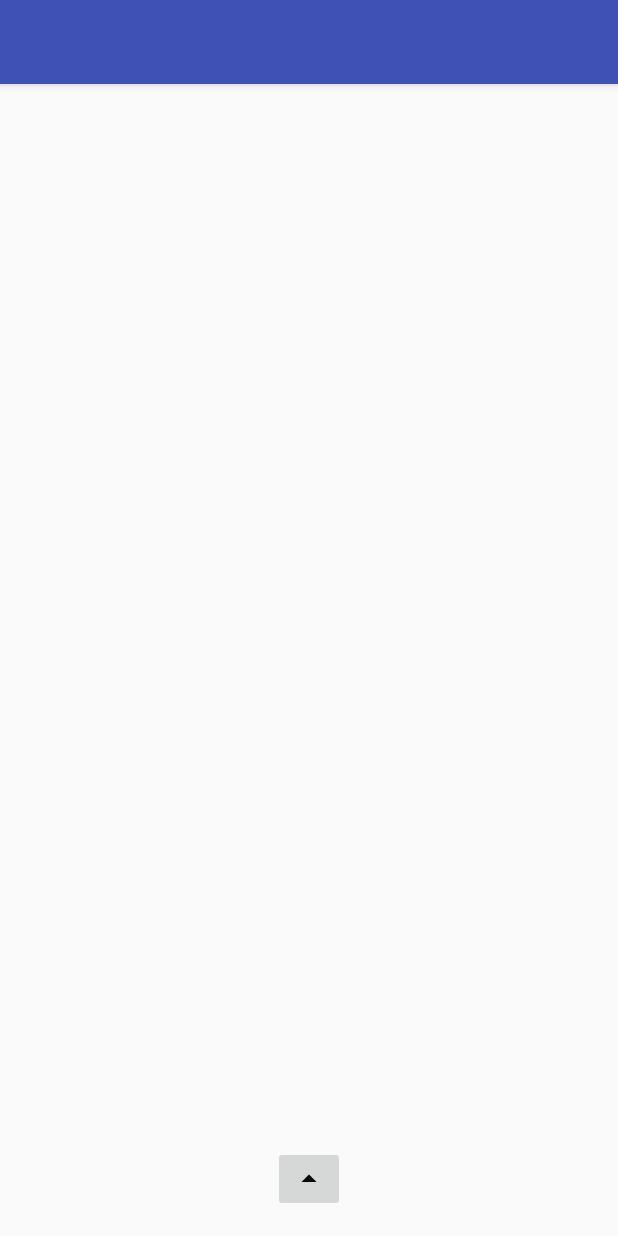
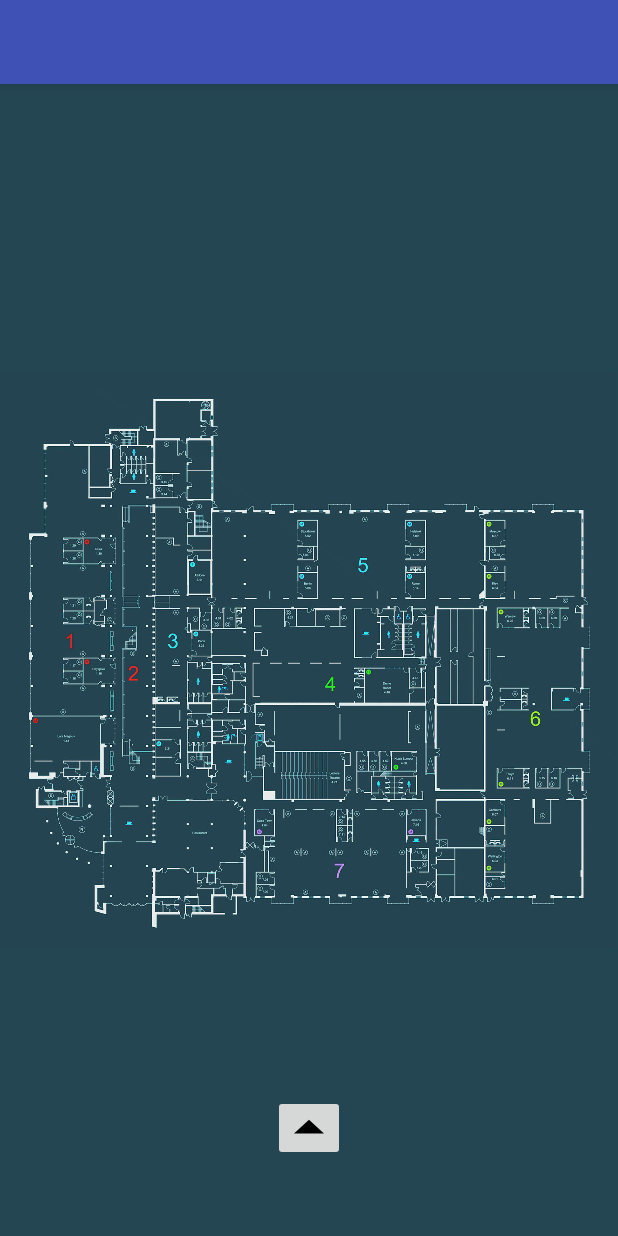
Before and after one commit to 98jmilton/Ericsson_internal_map, an Android app: the layout app_bar_ground_floor_functions.xml on its own in the app's theme, with its tools: preview values and no code run, on a phone screen of 412 x 824 dp. Run offline under Robolectric (Android 15) with nearby library versions, the phone set to English and light mode, and no system bars.

Commit message:
ZoomLayoutComplete

```diff
--- a/app/build.gradle
+++ b/app/build.gradle
@@ -3,6 +3,10 @@ apply plugin: 'com.android.application'
 android {
     compileSdkVersion rootProject.ext.compileSdkVersion
     buildToolsVersion rootProject.ext.buildToolsVersion
+    compileOptions {
+        sourceCompatibility JavaVersion.VERSION_1_8
+        targetCompatibility JavaVersion.VERSION_1_8
+    }
     defaultConfig {
         applicationId "com.example.ezmilja.ericsson_internal_map"
         minSdkVersion rootProject.ext.minSdkVersion
@@ -28,4 +32,6 @@ dependencies {
     androidTestImplementation 'com.android.support.test.espresso:espresso-core:3.0.2'
     implementation 'me.dm7.barcodescanner:zxing:1.9.8'
     implementation project(':library')
+    implementation 'com.qozix:tileview:3.0'
+
 }
--- a/app/src/main/java/com/example/ezmilja/ericsson_internal_map/MainMenu.java
+++ b/app/src/main/java/com/example/ezmilja/ericsson_internal_map/MainMenu.java
@@ -19,11 +19,5 @@ public class MainMenu extends AppCompatActivity {
         super.onCreate(savedInstanceState);
         setContentView(R.layout.activity_main_menu);
 
-        //final ZoomImageView zoomImage = findViewById(R.id.zoom_layout);
-        //zoomImage.setVisibility(View.VISIBLE);
-        int resource_id = getResources().getIdentifier("ecm", "drawable", getPackageName());
-        //zoomImage.setImageResource(resource_id);
-
-
     }
 }
--- a/app/src/main/res/layout/activity_main_menu.xml
+++ b/app/src/main/res/layout/activity_main_menu.xml
@@ -26,7 +26,7 @@
                 android:layout_height="wrap_content"
                 android:layout_alignParentStart="true"
                 android:layout_alignParentTop="true"
-                android:src="@drawable/ecm2" />
+                android:src="@drawable/ecm" />
 
         </RelativeLayout>
     </com.otaliastudios.zoom.ZoomLayout>
--- a/app/src/main/res/layout/content_ground_floor_functions.xml
+++ b/app/src/main/res/layout/content_ground_floor_functions.xml
@@ -2,11 +2,42 @@
 <RelativeLayout xmlns:android="http://schemas.android.com/apk/res/android"
     xmlns:app="http://schemas.android.com/apk/res-auto"
     xmlns:tools="http://schemas.android.com/tools"
-    android:layout_width="match_parent"
-    android:layout_height="match_parent"
+    android:layout_width="fill_parent"
+    android:layout_height="fill_parent"
     app:layout_behavior="@string/appbar_scrolling_view_behavior"
     tools:context=".GroundFloorFunctions"
-    tools:showIn="@layout/app_bar_ground_floor_functions">
+    tools:showIn="@layout/app_bar_ground_floor_functions"
+    android:background="#244552"
+    >
+
+
+    <com.otaliastudios.zoom.ZoomLayout
+        android:id="@+id/zoom_layout"
+        android:layout_width="fill_parent"
+        android:layout_height="fill_parent"
+        android:layout_alignParentStart="true"
+        android:layout_alignParentTop="true"
+        android:scrollbars="horizontal|vertical"
+        app:hasClickableChildren="true"
+        app:horizontalPanEnabled="true"
+        app:verticalPanEnabled="true"
+        app:zoomEnabled="true">
+
+        <RelativeLayout
+            android:layout_width="match_parent"
+            android:layout_height="match_parent">
+
+
+            <ImageView
+                android:id="@+id/imageView"
+                android:layout_width="match_parent"
+                android:layout_height="1589dp"
+                android:layout_alignParentStart="true"
+                android:layout_alignParentTop="true"
+                android:src="@drawable/ecm2" />
+
+        </RelativeLayout>
+    </com.otaliastudios.zoom.ZoomLayout>
 
     <ImageButton
         android:id="@+id/imageButton"
@@ -14,8 +45,12 @@
         android:layout_height="wrap_content"
         android:layout_alignParentBottom="true"
         android:layout_centerHorizontal="true"
-        android:layout_marginBottom="16dp"
+        android:layout_marginBottom="50dp"
+        android:adjustViewBounds="false"
+        android:foreground="@drawable/ic_baselinearrow_drop_up24px"
         android:onClick="onClick"
+        android:visibility="visible"
         app:srcCompat="@drawable/ic_baselinearrow_drop_up24px"
-        tools:ignore="VectorDrawableCompat"/>
+        tools:ignore="VectorDrawableCompat" />
+
 </RelativeLayout>
--- a/build.gradle
+++ b/build.gradle
@@ -5,6 +5,8 @@ buildscript {
     repositories {
         google()
         jcenter()
+        mavenCentral()
+
     }
     dependencies {
         classpath 'com.android.tools.build:gradle:3.1.3'
@@ -27,7 +29,7 @@ ext {
     compileSdkVersion = 27
     buildToolsVersion = "27.0.3"
     supportLibVersion = '27.1.0'
-    minSdkVersion = 19
+    minSdkVersion = 21
     targetSdkVersion = 27
 }
 task clean(type: Delete) {
```
Also changed, not shown: app/src/main/java/com/example/ezmilja/ericsson_internal_map/SplashScreen.java (+4 -5 lines), app/src/main/res/drawable/ecm.jpg, app/src/main/res/drawable/ecm3.png (added), 3 other files.
